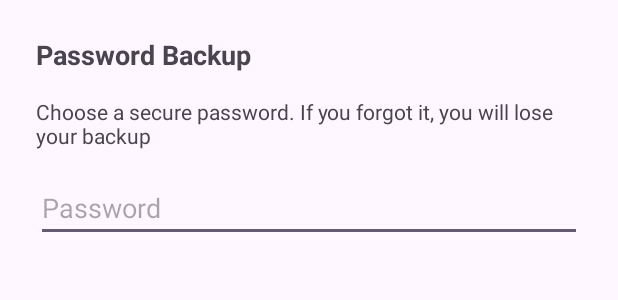
After one commit to enzobarba/Secure-Notes, an Android app: the layout dialog_backup_password.xml on its own in the app's theme, with its tools: preview values and no code run, on a phone screen of 412 x 824 dp. The commit adds this screen. Shown: the top 300 px of the screen. Run offline under Robolectric (Android 15) with nearby library versions, the light colour scheme and no system bars.

Commit message:
feat: add backupWorker

```diff
--- a/app/build.gradle
+++ b/app/build.gradle
@@ -39,6 +39,7 @@ dependencies {
     implementation libs.material
     implementation libs.activity
     implementation libs.constraintlayout
+    implementation libs.androidx.work.runtime
     testImplementation libs.junit
     androidTestImplementation libs.ext.junit
     androidTestImplementation libs.espresso.core
--- /dev/null
+++ b/app/src/main/res/layout/dialog_backup_password.xml
@@ -0,0 +1,29 @@
+<?xml version="1.0" encoding="utf-8"?>
+<LinearLayout xmlns:android="http://schemas.android.com/apk/res/android"
+    android:orientation="vertical"
+    android:padding="24dp"
+    android:layout_width="match_parent"
+    android:layout_height="wrap_content">
+
+    <TextView
+        android:layout_width="wrap_content"
+        android:layout_height="wrap_content"
+        android:text="@string/password_backup"
+        android:textStyle="bold"
+        android:textSize="18sp"
+        android:layout_marginBottom="16dp"/>
+
+    <TextView
+        android:layout_width="wrap_content"
+        android:layout_height="wrap_content"
+        android:text="@string/advice_password_backup"
+        android:layout_marginBottom="16dp"/>
+
+    <EditText
+        android:id="@+id/editTextBackupPassword"
+        android:layout_width="match_parent"
+        android:layout_height="wrap_content"
+        android:hint="@string/password"
+        android:inputType="textPassword"/>
+
+</LinearLayout>
--- a/app/src/main/res/values/strings.xml
+++ b/app/src/main/res/values/strings.xml
@@ -27,12 +27,9 @@
     <string name="timeout_five_min">5 Minutes</string>
     <string name="data_management">Data Management</string>
     <string name="export_enc_backup">Export Encrypted Backup</string>
-
-
-
-
-
-
+    <string name="password_backup">Password Backup</string>
+    <string name="advice_password_backup">Choose a secure password. If you forgot it, you will lose your backup</string>
+    <string name="password">Password</string>
 
 
 </resources>
--- a/gradle/libs.versions.toml
+++ b/gradle/libs.versions.toml
@@ -14,6 +14,7 @@ materialVersion = "1.9.0"
 recyclerview = "1.4.0"
 roomCompiler = "2.8.3"
 securityCrypto = "1.1.0"
+workRuntime = "2.11.0"
 
 [libraries]
 android-database-sqlcipher = { module = "net.zetetic:android-database-sqlcipher", version.ref = "androidDatabaseSqlcipher" }
@@ -33,6 +34,7 @@ room-compiler = { module = "androidx.room:room-compiler", version.ref = "roomCom
 room-runtime = { module = "androidx.room:room-runtime", version.ref = "roomCompiler" }
 security-crypto = { module = "androidx.security:security-crypto", version.ref = "securityCrypto" }
 androidx-lifecycle-process = { group = "androidx.lifecycle", name = "lifecycle-process", version.ref = "lifecycleViewmodel" }
+androidx-work-runtime = { group = "androidx.work", name = "work-runtime", version.ref = "workRuntime" }
 
 [plugins]
 android-application = { id = "com.android.application", version.ref = "agp" }
```
Also changed, not shown: app/src/main/java/com/example/securenotes/db/NoteDao.java (+7 -0 lines), app/src/main/java/com/example/securenotes/service/BackupWorker.java (added, +169 -0 lines), app/src/main/java/com/example/securenotes/ui/settings/BackupPasswordDialogFragment.java (added, +93 -0 lines), app/src/main/java/com/example/securenotes/ui/settings/SettingsFragment.java (+77 -7 lines).
